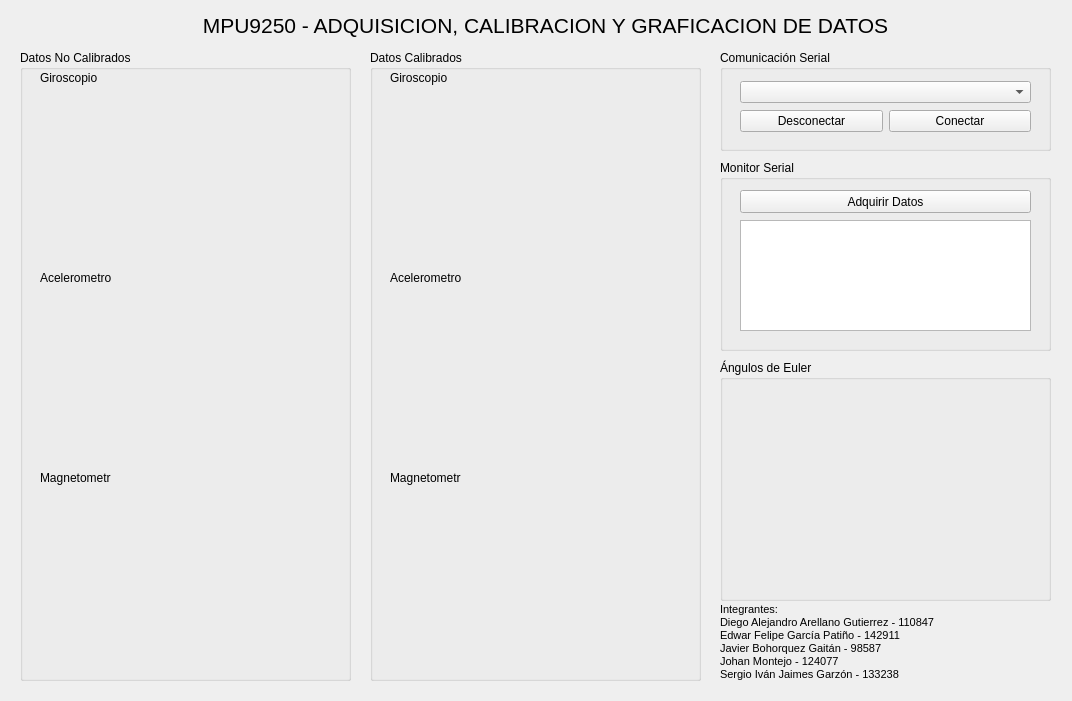
First picture: the form in Keil/Taller 1 - MPU9250/GUI/GUI-Taller1-MPU9250.ui, repository diegoaarellanog-arch/Algoritmos-de-Robotica-2, before the edit.
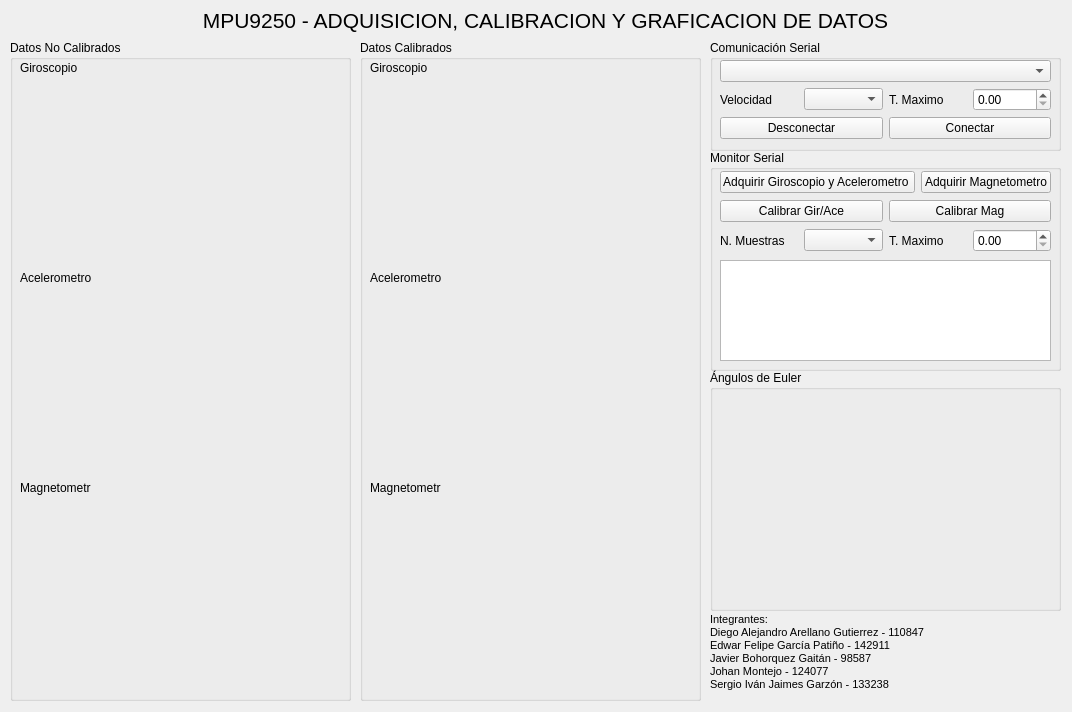
Second picture: the form after the edit. Icons and pictures are not drawn. Custom widgets are drawn as their Qt base class.

Diff of the .ui file:
```diff
--- a/Keil/Taller 1 - MPU9250/GUI/GUI-Taller1-MPU9250.ui
+++ b/Keil/Taller 1 - MPU9250/GUI/GUI-Taller1-MPU9250.ui
@@ -7,7 +7,7 @@
     <x>0</x>
     <y>0</y>
     <width>1072</width>
-    <height>701</height>
+    <height>712</height>
    </rect>
   </property>
   <property name="windowTitle">
@@ -16,8 +16,8 @@
   <widget class="QLabel" name="label">
    <property name="geometry">
     <rect>
-     <x>720</x>
-     <y>560</y>
+     <x>710</x>
+     <y>570</y>
      <width>221</width>
      <height>121</height>
     </rect>
@@ -36,10 +36,10 @@
   <widget class="QGroupBox" name="groupBox">
    <property name="geometry">
     <rect>
-     <x>20</x>
-     <y>50</y>
-     <width>331</width>
-     <height>631</height>
+     <x>10</x>
+     <y>40</y>
+     <width>341</width>
+     <height>661</height>
     </rect>
    </property>
    <property name="title">
@@ -48,17 +48,17 @@
    <widget class="PlotWidget" name="GiroscopioNoCalibrado" native="true">
     <property name="geometry">
      <rect>
-      <x>20</x>
+      <x>10</x>
       <y>40</y>
-      <width>291</width>
-      <height>171</height>
+      <width>321</width>
+      <height>191</height>
      </rect>
     </property>
    </widget>
    <widget class="QLabel" name="label_4">
     <property name="geometry">
      <rect>
-      <x>20</x>
+      <x>10</x>
       <y>20</y>
       <width>71</width>
       <height>16</height>
@@ -71,8 +71,8 @@
    <widget class="QLabel" name="label_5">
     <property name="geometry">
      <rect>
-      <x>20</x>
-      <y>220</y>
+      <x>10</x>
+      <y>230</y>
       <width>71</width>
       <height>16</height>
      </rect>
@@ -84,8 +84,8 @@
    <widget class="QLabel" name="label_6">
     <property name="geometry">
      <rect>
-      <x>20</x>
-      <y>420</y>
+      <x>10</x>
+      <y>440</y>
       <width>71</width>
       <height>16</height>
      </rect>
@@ -97,20 +97,20 @@
    <widget class="PlotWidget" name="AcelerometroNoCalibrado" native="true">
     <property name="geometry">
      <rect>
-      <x>20</x>
-      <y>240</y>
-      <width>291</width>
-      <height>171</height>
+      <x>10</x>
+      <y>250</y>
+      <width>321</width>
+      <height>191</height>
      </rect>
     </property>
    </widget>
    <widget class="PlotWidget" name="MagnetometroNoCalibrado" native="true">
     <property name="geometry">
      <rect>
-      <x>20</x>
-      <y>440</y>
-      <width>291</width>
-      <height>171</height>
+      <x>10</x>
+      <y>460</y>
+      <width>321</width>
+      <height>191</height>
      </rect>
     </property>
    </widget>
@@ -119,7 +119,7 @@
    <property name="geometry">
     <rect>
      <x>20</x>
-     <y>10</y>
+     <y>0</y>
      <width>301</width>
      <height>41</height>
     </rect>
@@ -128,16 +128,16 @@
     <string>&lt;html&gt;&lt;head/&gt;&lt;body&gt;&lt;p&gt;&lt;img src=&quot;:/newPrefix/UNIVERSIDAD_ECCI.png&quot; width=&quot;150&quot;/&gt;&lt;/p&gt;&lt;/body&gt;&lt;/html&gt;</string>
    </property>
    <property name="alignment">
-    <set>Qt::AlignLeading|Qt::AlignLeft|Qt::AlignTop</set>
+    <set>Qt::AlignLeading|Qt::AlignLeft|Qt::AlignVCenter</set>
    </property>
   </widget>
   <widget class="QLabel" name="label_3">
    <property name="geometry">
     <rect>
      <x>10</x>
-     <y>10</y>
+     <y>0</y>
      <width>1071</width>
-     <height>31</height>
+     <height>41</height>
     </rect>
    </property>
    <property name="text">
@@ -147,10 +147,10 @@
   <widget class="QGroupBox" name="groupBox_2">
    <property name="geometry">
     <rect>
-     <x>370</x>
-     <y>50</y>
-     <width>331</width>
-     <height>631</height>
+     <x>360</x>
+     <y>40</y>
+     <width>341</width>
+     <height>661</height>
     </rect>
    </property>
    <property name="title">
@@ -159,17 +159,17 @@
    <widget class="PlotWidget" name="GiroscopioNoCalibrado_2" native="true">
     <property name="geometry">
      <rect>
-      <x>20</x>
+      <x>10</x>
       <y>40</y>
-      <width>291</width>
-      <height>171</height>
+      <width>321</width>
+      <height>191</height>
      </rect>
     </property>
    </widget>
    <widget class="QLabel" name="label_7">
     <property name="geometry">
      <rect>
-      <x>20</x>
+      <x>10</x>
       <y>20</y>
       <width>71</width>
       <height>16</height>
@@ -182,8 +182,8 @@
    <widget class="QLabel" name="label_8">
     <property name="geometry">
      <rect>
-      <x>20</x>
-      <y>220</y>
+      <x>10</x>
+      <y>230</y>
       <width>71</width>
       <height>16</height>
      </rect>
@@ -195,8 +195,8 @@
    <widget class="QLabel" name="label_9">
     <property name="geometry">
      <rect>
-      <x>20</x>
-      <y>420</y>
+      <x>10</x>
+      <y>440</y>
       <width>71</width>
       <height>16</height>
      </rect>
@@ -208,20 +208,20 @@
    <widget class="PlotWidget" name="AcelerometroNoCalibrado_2" native="true">
     <property name="geometry">
      <rect>
-      <x>20</x>
-      <y>240</y>
-      <width>291</width>
-      <height>171</height>
+      <x>10</x>
+      <y>250</y>
+      <width>321</width>
+      <height>191</height>
      </rect>
     </property>
    </widget>
    <widget class="PlotWidget" name="MagnetometroNoCalibrado_2" native="true">
     <property name="geometry">
      <rect>
-      <x>20</x>
-      <y>440</y>
-      <width>291</width>
-      <height>171</height>
+      <x>10</x>
+      <y>460</y>
+      <width>321</width>
+      <height>191</height>
      </rect>
     </property>
    </widget>
@@ -229,9 +229,9 @@
   <widget class="QGroupBox" name="groupBox_3">
    <property name="geometry">
     <rect>
-     <x>720</x>
-     <y>360</y>
-     <width>331</width>
+     <x>710</x>
+     <y>370</y>
+     <width>351</width>
      <height>241</height>
     </rect>
    </property>
@@ -241,10 +241,10 @@
    <widget class="PlotWidget" name="GiroscopioNoCalibrado_4" native="true">
     <property name="geometry">
      <rect>
-      <x>20</x>
-      <y>30</y>
-      <width>291</width>
-      <height>191</height>
+      <x>10</x>
+      <y>20</y>
+      <width>321</width>
+      <height>211</height>
      </rect>
     </property>
    </widget>
@@ -252,10 +252,10 @@
   <widget class="QGroupBox" name="groupBox_4">
    <property name="geometry">
     <rect>
-     <x>720</x>
-     <y>50</y>
-     <width>331</width>
-     <height>101</height>
+     <x>710</x>
+     <y>40</y>
+     <width>351</width>
+     <height>111</height>
     </rect>
    </property>
    <property name="title">
@@ -264,10 +264,10 @@
    <widget class="QWidget" name="verticalLayoutWidget">
     <property name="geometry">
      <rect>
-      <x>20</x>
-      <y>30</y>
-      <width>291</width>
-      <height>53</height>
+      <x>10</x>
+      <y>20</y>
+      <width>331</width>
+      <height>81</height>
      </rect>
     </property>
     <layout class="QVBoxLayout" name="verticalLayout">
@@ -278,6 +278,30 @@
        </property>
       </widget>
      </item>
+     <item>
+      <layout class="QHBoxLayout" name="horizontalLayout_2">
+       <item>
+        <widget class="QLabel" name="label_13">
+         <property name="text">
+          <string>Velocidad</string>
+         </property>
+        </widget>
+       </item>
+       <item>
+        <widget class="QComboBox" name="comboBox_2"/>
+       </item>
+       <item>
+        <widget class="QLabel" name="label_14">
+         <property name="text">
+          <string>T. Maximo</string>
+         </property>
+        </widget>
+       </item>
+       <item>
+        <widget class="QDoubleSpinBox" name="doubleSpinBox"/>
+       </item>
+      </layout>
+     </item>
      <item>
       <layout class="QHBoxLayout" name="horizontalLayout">
        <item>
@@ -302,10 +326,10 @@
   <widget class="QGroupBox" name="groupBox_5">
    <property name="geometry">
     <rect>
-     <x>720</x>
-     <y>160</y>
-     <width>331</width>
-     <height>191</height>
+     <x>710</x>
+     <y>150</y>
+     <width>351</width>
+     <height>221</height>
     </rect>
    </property>
    <property name="title">
@@ -314,25 +338,84 @@
    <widget class="QPlainTextEdit" name="plainTextEdit">
     <property name="geometry">
      <rect>
-      <x>20</x>
-      <y>60</y>
-      <width>291</width>
-      <height>111</height>
+      <x>10</x>
+      <y>110</y>
+      <width>331</width>
+      <height>101</height>
      </rect>
     </property>
    </widget>
-   <widget class="QPushButton" name="pushButton">
+   <widget class="QWidget" name="verticalLayoutWidget_2">
     <property name="geometry">
      <rect>
-      <x>20</x>
-      <y>30</y>
-      <width>291</width>
-      <height>23</height>
+      <x>10</x>
+      <y>20</y>
+      <width>331</width>
+      <height>86</height>
      </rect>
     </property>
-    <property name="text">
-     <string>Adquirir Datos</string>
-    </property>
+    <layout class="QVBoxLayout" name="verticalLayout_3">
+     <item>
+      <layout class="QHBoxLayout" name="horizontalLayout_3">
+       <item>
+        <widget class="QPushButton" name="pushButton_4">
+         <property name="text">
+          <string>Adquirir Giroscopio y Acelerometro </string>
+         </property>
+        </widget>
+       </item>
+       <item>
+        <widget class="QPushButton" name="pushButton">
+         <property name="text">
+          <string>Adquirir Magnetometro</string>
+         </property>
+        </widget>
+       </item>
+      </layout>
+     </item>
+     <item>
+      <layout class="QHBoxLayout" name="horizontalLayout_4">
+       <item>
+        <widget class="QPushButton" name="pushButton_6">
+         <property name="text">
+          <string>Calibrar Gir/Ace</string>
+         </property>
+        </widget>
+       </item>
+       <item>
+        <widget class="QPushButton" name="pushButton_5">
+         <property name="text">
+          <string>Calibrar Mag</string>
+         </property>
+        </widget>
+       </item>
+      </layout>
+     </item>
+     <item>
+      <layout class="QHBoxLayout" name="horizontalLayout_5">
+       <item>
+        <widget class="QLabel" name="label_15">
+         <property name="text">
+          <string>N. Muestras</string>
+         </property>
+        </widget>
+       </item>
+       <item>
+        <widget class="QComboBox" name="comboBox_3"/>
+       </item>
+       <item>
+        <widget class="QLabel" name="label_16">
+         <property name="text">
+          <string>T. Maximo</string>
+         </property>
+        </widget>
+       </item>
+       <item>
+        <widget class="QDoubleSpinBox" name="doubleSpinBox_2"/>
+       </item>
+      </layout>
+     </item>
+    </layout>
    </widget>
   </widget>
   <zorder>label</zorder>
```
